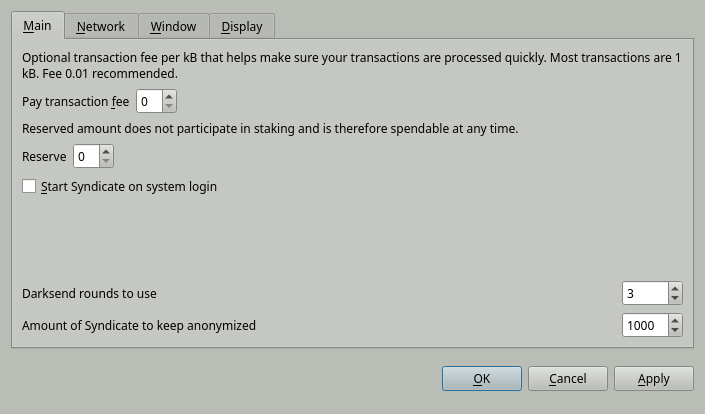
First picture: the form in src/qt/forms/optionsdialog.ui, repository SyndicateCash/SyndicateCash, before the edit.
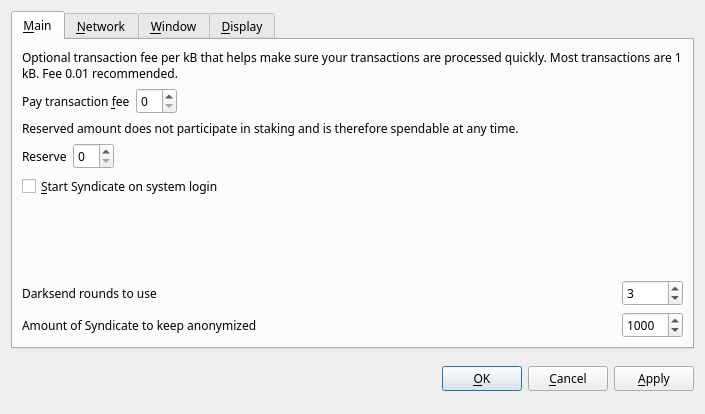
Second picture: the form after the edit. Custom widgets are drawn as their Qt base class.

The edit to the form file:
```diff
--- a/src/qt/forms/optionsdialog.ui
+++ b/src/qt/forms/optionsdialog.ui
@@ -10,421 +10,6 @@
     <height>414</height>
    </rect>
   </property>
-  <property name="palette">
-   <palette>
-    <active>
-     <colorrole role="WindowText">
-      <brush brushstyle="SolidPattern">
-       <color alpha="255">
-        <red>0</red>
-        <green>0</green>
-        <blue>0</blue>
-       </color>
-      </brush>
-     </colorrole>
-     <colorrole role="Button">
-      <brush brushstyle="SolidPattern">
-       <color alpha="255">
-        <red>186</red>
-        <green>189</green>
-        <blue>182</blue>
-       </color>
-      </brush>
-     </colorrole>
-     <colorrole role="Light">
-      <brush brushstyle="SolidPattern">
-       <color alpha="255">
-        <red>255</red>
-        <green>255</green>
-        <blue>255</blue>
-       </color>
-      </brush>
-     </colorrole>
-     <colorrole role="Midlight">
-      <brush brushstyle="SolidPattern">
-       <color alpha="255">
-        <red>220</red>
-        <green>222</green>
-        <blue>218</blue>
-       </color>
-      </brush>
-     </colorrole>
-     <colorrole role="Dark">
-      <brush brushstyle="SolidPattern">
-       <color alpha="255">
-        <red>93</red>
-        <green>94</green>
-        <blue>91</blue>
-       </color>
-      </brush>
-     </colorrole>
-     <colorrole role="Mid">
-      <brush brushstyle="SolidPattern">
-       <color alpha="255">
-        <red>124</red>
-        <green>126</green>
-        <blue>121</blue>
-       </color>
-      </brush>
-     </colorrole>
-     <colorrole role="Text">
-      <brush brushstyle="SolidPattern">
-       <color alpha="255">
-        <red>0</red>
-        <green>0</green>
-        <blue>0</blue>
-       </color>
-      </brush>
-     </colorrole>
-     <colorrole role="BrightText">
-      <brush brushstyle="SolidPattern">
-       <color alpha="255">
-        <red>255</red>
-        <green>255</green>
-        <blue>255</blue>
-       </color>
-      </brush>
-     </colorrole>
-     <colorrole role="ButtonText">
-      <brush brushstyle="SolidPattern">
-       <color alpha="255">
-        <red>0</red>
-        <green>0</green>
-        <blue>0</blue>
-       </color>
-      </brush>
-     </colorrole>
-     <colorrole role="Base">
-      <brush brushstyle="SolidPattern">
-       <color alpha="255">
-        <red>255</red>
-        <green>255</green>
-        <blue>255</blue>
-       </color>
-      </brush>
-     </colorrole>
-     <colorrole role="Window">
-      <brush brushstyle="SolidPattern">
-       <color alpha="255">
-        <red>186</red>
-        <green>189</green>
-        <blue>182</blue>
-       </color>
-      </brush>
-     </colorrole>
-     <colorrole role="Shadow">
-      <brush brushstyle="SolidPattern">
-       <color alpha="255">
-        <red>0</red>
-        <green>0</green>
-        <blue>0</blue>
-       </color>
-      </brush>
-     </colorrole>
-     <colorrole role="AlternateBase">
-      <brush brushstyle="SolidPattern">
-       <color alpha="255">
-        <red>220</red>
-        <green>222</green>
-        <blue>218</blue>
-       </color>
-      </brush>
-     </colorrole>
-     <colorrole role="ToolTipBase">
-      <brush brushstyle="SolidPattern">
-       <color alpha="255">
-        <red>255</red>
-        <green>255</green>
-        <blue>220</blue>
-       </color>
-      </brush>
-     </colorrole>
-     <colorrole role="ToolTipText">
-      <brush brushstyle="SolidPattern">
-       <color alpha="255">
-        <red>0</red>
-        <green>0</green>
-        <blue>0</blue>
-       </color>
-      </brush>
-     </colorrole>
-    </active>
-    <inactive>
-     <colorrole role="WindowText">
-      <brush brushstyle="SolidPattern">
-       <color alpha="255">
-        <red>0</red>
-        <green>0</green>
-        <blue>0</blue>
-       </color>
-      </brush>
-     </colorrole>
-     <colorrole role="Button">
-      <brush brushstyle="SolidPattern">
-       <color alpha="255">
-        <red>186</red>
-        <green>189</green>
-        <blue>182</blue>
-       </color>
-      </brush>
-     </colorrole>
-     <colorrole role="Light">
-      <brush brushstyle="SolidPattern">
-       <color alpha="255">
-        <red>255</red>
-        <green>255</green>
-        <blue>255</blue>
-       </color>
-      </brush>
-     </colorrole>
-     <colorrole role="Midlight">
-      <brush brushstyle="SolidPattern">
-       <color alpha="255">
-        <red>220</red>
-        <green>222</green>
-        <blue>218</blue>
-       </color>
-      </brush>
-     </colorrole>
-     <colorrole role="Dark">
-      <brush brushstyle="SolidPattern">
-       <color alpha="255">
-        <red>93</red>
-        <green>94</green>
-        <blue>91</blue>
-       </color>
-      </brush>
-     </colorrole>
-     <colorrole role="Mid">
-      <brush brushstyle="SolidPattern">
-       <color alpha="255">
-        <red>124</red>
-        <green>126</green>
-        <blue>121</blue>
-       </color>
-      </brush>
-     </colorrole>
-     <colorrole role="Text">
-      <brush brushstyle="SolidPattern">
-       <color alpha="255">
-        <red>0</red>
-        <green>0</green>
-        <blue>0</blue>
-       </color>
-      </brush>
-     </colorrole>
-     <colorrole role="BrightText">
-      <brush brushstyle="SolidPattern">
-       <color alpha="255">
-        <red>255</red>
-        <green>255</green>
-        <blue>255</blue>
-       </color>
-      </brush>
-     </colorrole>
-     <colorrole role="ButtonText">
-      <brush brushstyle="SolidPattern">
-       <color alpha="255">
-        <red>0</red>
-        <green>0</green>
-        <blue>0</blue>
-       </color>
-      </brush>
-     </colorrole>
-     <colorrole role="Base">
-      <brush brushstyle="SolidPattern">
-       <color alpha="255">
-        <red>255</red>
-        <green>255</green>
-        <blue>255</blue>
-       </color>
-      </brush>
-     </colorrole>
-     <colorrole role="Window">
-      <brush brushstyle="SolidPattern">
-       <color alpha="255">
-        <red>186</red>
-        <green>189</green>
-        <blue>182</blue>
-       </color>
-      </brush>
-     </colorrole>
-     <colorrole role="Shadow">
-      <brush brushstyle="SolidPattern">
-       <color alpha="255">
-        <red>0</red>
-        <green>0</green>
-        <blue>0</blue>
-       </color>
-      </brush>
-     </colorrole>
-     <colorrole role="AlternateBase">
-      <brush brushstyle="SolidPattern">
-       <color alpha="255">
-        <red>220</red>
-        <green>222</green>
-        <blue>218</blue>
-       </color>
-      </brush>
-     </colorrole>
-     <colorrole role="ToolTipBase">
-      <brush brushstyle="SolidPattern">
-       <color alpha="255">
-        <red>255</red>
-        <green>255</green>
-        <blue>220</blue>
-       </color>
-      </brush>
-     </colorrole>
-     <colorrole role="ToolTipText">
-      <brush brushstyle="SolidPattern">
-       <color alpha="255">
-        <red>0</red>
-        <green>0</green>
-        <blue>0</blue>
-       </color>
-      </brush>
-     </colorrole>
-    </inactive>
-    <disabled>
-     <colorrole role="WindowText">
-      <brush brushstyle="SolidPattern">
-       <color alpha="255">
-        <red>93</red>
-        <green>94</green>
-        <blue>91</blue>
-       </color>
-      </brush>
-     </colorrole>
-     <colorrole role="Button">
-      <brush brushstyle="SolidPattern">
-       <color alpha="255">
-        <red>186</red>
-        <green>189</green>
-        <blue>182</blue>
-       </color>
-      </brush>
-     </colorrole>
-     <colorrole role="Light">
-      <brush brushstyle="SolidPattern">
-       <color alpha="255">
-        <red>255</red>
-        <green>255</green>
-        <blue>255</blue>
-       </color>
-      </brush>
-     </colorrole>
-     <colorrole role="Midlight">
-      <brush brushstyle="SolidPattern">
-       <color alpha="255">
-        <red>220</red>
-        <green>222</green>
-        <blue>218</blue>
-       </color>
-      </brush>
-     </colorrole>
-     <colorrole role="Dark">
-      <brush brushstyle="SolidPattern">
-       <color alpha="255">
-        <red>93</red>
-        <green>94</green>
-        <blue>91</blue>
-       </color>
-      </brush>
-     </colorrole>
-     <colorrole role="Mid">
-      <brush brushstyle="SolidPattern">
-       <color alpha="255">
-        <red>124</red>
-        <green>126</green>
-        <blue>121</blue>
-       </color>
-      </brush>
-     </colorrole>
-     <colorrole role="Text">
-      <brush brushstyle="SolidPattern">
-       <color alpha="255">
-        <red>93</red>
-        <green>94</green>
-        <blue>91</blue>
-       </color>
-      </brush>
-     </colorrole>
-     <colorrole role="BrightText">
-      <brush brushstyle="SolidPattern">
-       <color alpha="255">
-        <red>255</red>
-        <green>255</green>
-        <blue>255</blue>
-       </color>
-      </brush>
-     </colorrole>
-     <colorrole role="ButtonText">
-      <brush brushstyle="SolidPattern">
-       <color alpha="255">
-        <red>93</red>
-        <green>94</green>
-        <blue>91</blue>
-       </color>
-      </brush>
-     </colorrole>
-     <colorrole role="Base">
-      <brush brushstyle="SolidPattern">
-       <color alpha="255">
-        <red>186</red>
-        <green>189</green>
-        <blue>182</blue>
-       </color>
-      </brush>
-     </colorrole>
-     <colorrole role="Window">
-      <brush brushstyle="SolidPattern">
-       <color alpha="255">
-        <red>186</red>
-        <green>189</green>
-        <blue>182</blue>
-       </color>
-      </brush>
-     </colorrole>
-     <colorrole role="Shadow">
-      <brush brushstyle="SolidPattern">
-       <color alpha="255">
-        <red>0</red>
-        <green>0</green>
-        <blue>0</blue>
-       </color>
-      </brush>
-     </colorrole>
-     <colorrole role="AlternateBase">
-      <brush brushstyle="SolidPattern">
-       <color alpha="255">
-        <red>186</red>
-        <green>189</green>
-        <blue>182</blue>
-       </color>
-      </brush>
-     </colorrole>
-     <colorrole role="ToolTipBase">
-      <brush brushstyle="SolidPattern">
-       <color alpha="255">
-        <red>255</red>
-        <green>255</green>
-        <blue>220</blue>
-       </color>
-      </brush>
-     </colorrole>
-     <colorrole role="ToolTipText">
-      <brush brushstyle="SolidPattern">
-       <color alpha="255">
-        <red>0</red>
-        <green>0</green>
-        <blue>0</blue>
-       </color>
-      </brush>
-     </colorrole>
-    </disabled>
-   </palette>
-  </property>
   <property name="font">
    <font>
     <family>Sawasdee</family>
```
